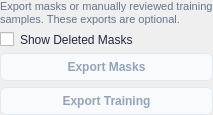
Before: the Qt Designer form src/startrails/ui/step_export_artifacts.ui in gkyle/startrails, drawn with Qt 5.
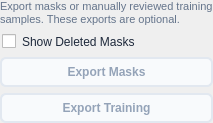
After: the same form once the commit is applied.

Patch:
```diff
--- a/src/startrails/ui/step_export_artifacts.ui
+++ b/src/startrails/ui/step_export_artifacts.ui
@@ -12,11 +12,12 @@
     font-size: 12px;
     color: #1e293b;
     spacing: 6px;
+    border: 2px solid transparent;
 }
 QPushButton#masks, QPushButton#training {
     background-color: #ffffff;
     color: #1e293b;
-    border: 1px solid #cbd5e1;
+    border: 2px solid #cbd5e1;
     border-radius: 6px;
     padding: 6px 12px;
     font-weight: 500;
@@ -30,7 +31,9 @@
     background-color: #f8fafc;
     color: #94a3b8;
     border-color: #e2e8f0;
-}</string>
+}
+QCheckBox:focus:enabled { border-color: #0f172a; }
+QPushButton#masks:focus:enabled, QPushButton#training:focus:enabled { border-color: #0f172a; }</string>
   </property>
   <layout class="QVBoxLayout" name="layout">
    <property name="spacing">
```
